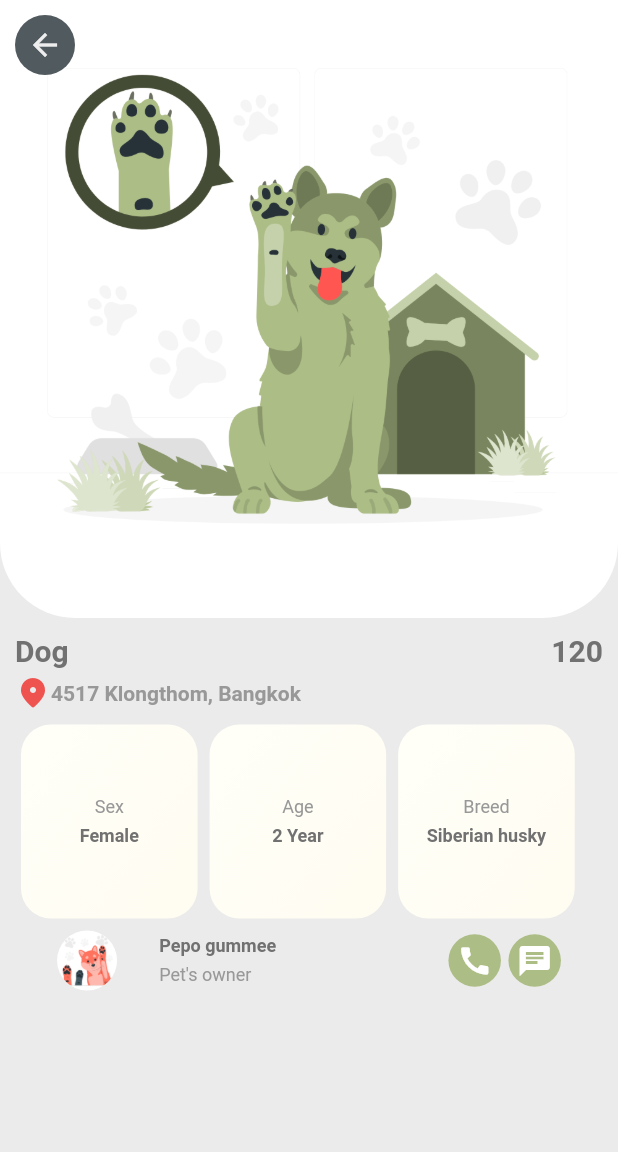
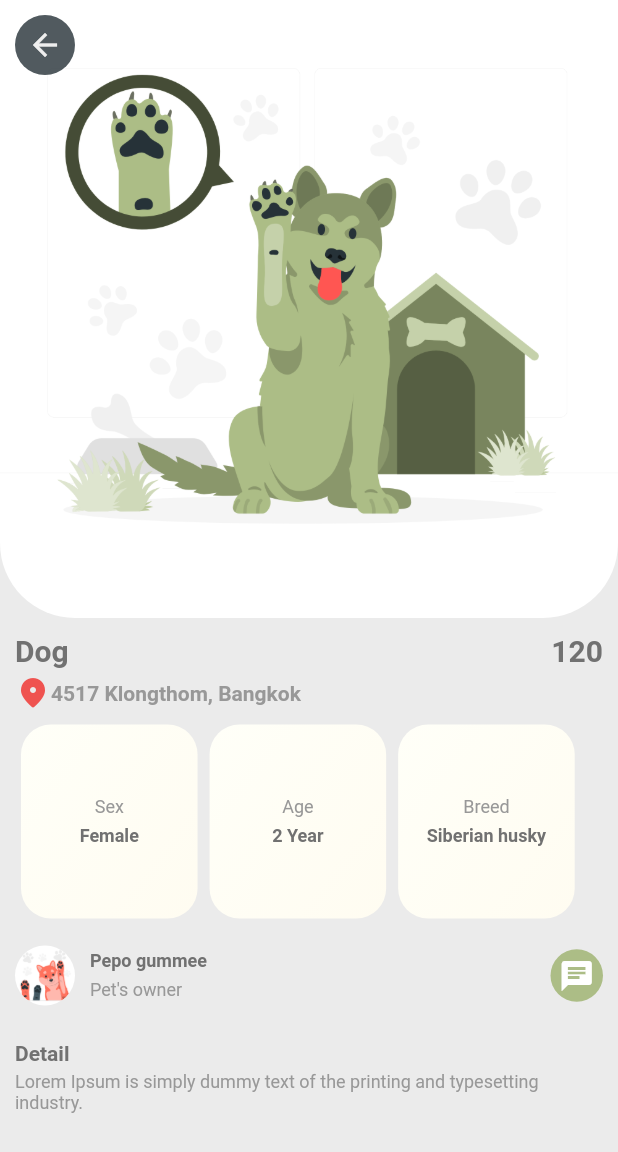
Before and after one commit to Trapzuss/Integrated-2, a Flutter app: the screen it shows after launch, after a tap on the "abc" icon, on a phone screen of 412 x 824 dp. Shown: the top 1152 px of the screen. Run offline on Flutter 3.47's test engine with Material 2 defaults, Android fonts, the phone set to English and light mode, and no system bars; our stand-ins replace animated_bottom_navigation_bar, bot_toast, dio, flutter_redux, google_fonts, lottie and 3 more; missing offline and left inert: username_gen; network calls fail; Roboto replaces fonts that are missing (Ubuntu); statements that could not run were skipped.

Commit message:
Update post detail widget

```diff
--- a/lib/widgets/posts/build_contact_detail.dart
+++ b/lib/widgets/posts/build_contact_detail.dart
@@ -10,12 +10,11 @@ class BuildContactDetail extends StatelessWidget {
   @override
   Widget build(BuildContext context) {
     return Container(
-      margin: EdgeInsets.only(
-        right: 10,
-        left: 10,
-      ),
+      margin: EdgeInsets.only(right: 10, left: 10, top: 10),
       child: Row(
-        mainAxisAlignment: MainAxisAlignment.spaceEvenly,
+        mainAxisAlignment: MainAxisAlignment.spaceBetween,
+        children: [
+          Row(
             children: [
               CircleAvatar(
                 backgroundImage: AssetImage('assets/images/Dogpaw-pana.png'),
@@ -23,6 +22,7 @@ class BuildContactDetail extends StatelessWidget {
               ),
               Container(
                 width: MediaQuery.of(context).size.width / 2.5,
+                margin: EdgeInsets.only(left: 10),
                 child: Column(
                   crossAxisAlignment: CrossAxisAlignment.start,
                   children: [
@@ -50,23 +50,25 @@ class BuildContactDetail extends StatelessWidget {
                   ],
                 ),
               ),
+            ],
+          ),
           Container(
             child: Row(
               mainAxisSize: MainAxisSize.min,
               children: [
-                Container(
-                  margin: EdgeInsets.only(right: 5),
-                  width: 35,
-                  child: ElevatedButton(
-                      onPressed: () {},
-                      child: Icon(
-                        Icons.call,
-                      ),
-                      style: ElevatedButton.styleFrom(
-                          padding: EdgeInsets.all(0),
-                          elevation: 0,
-                          shape: CircleBorder())),
-                ),
+                // Container(
+                //   margin: EdgeInsets.only(right: 5),
+                //   width: 35,
+                //   child: ElevatedButton(
+                //       onPressed: () {},
+                //       child: Icon(
+                //         Icons.call,
+                //       ),
+                //       style: ElevatedButton.styleFrom(
+                //           padding: EdgeInsets.all(0),
+                //           elevation: 0,
+                //           shape: CircleBorder())),
+                // ),
                 Container(
                   width: 35,
                   child: ElevatedButton(
--- a/lib/widgets/posts/build_details.dart
+++ b/lib/widgets/posts/build_details.dart
@@ -1,12 +1,37 @@
 import 'package:flutter/cupertino.dart';
 import 'package:flutter/src/foundation/key.dart';
 import 'package:flutter/src/widgets/framework.dart';
+import 'package:pet_integrated/utils/theme.dart';
 
 class BuildDetails extends StatelessWidget {
   const BuildDetails({Key? key}) : super(key: key);
 
   @override
   Widget build(BuildContext context) {
-    return Container();
+    return Container(
+      margin: EdgeInsets.only(right: 10, left: 10, top: 20),
+      child: Column(
+        crossAxisAlignment: CrossAxisAlignment.start,
+        children: [
+          Container(
+            margin: EdgeInsets.only(bottom: 4),
+            child: Text(
+              'Detail',
+              style: TextStyle(
+                  fontSize: 14,
+                  fontWeight: FontWeight.bold,
+                  color: AppTheme.colors.infoFontColor),
+            ),
+          ),
+          Text(
+            'Lorem Ipsum is simply dummy text of the printing and typesetting industry. ',
+            style: TextStyle(
+                overflow: TextOverflow.fade,
+                color: AppTheme.colors.subInfoFontColor,
+                fontSize: 12),
+          )
+        ],
+      ),
+    );
   }
 }
```
Lines whose indentation alone changed are shown as unchanged.
